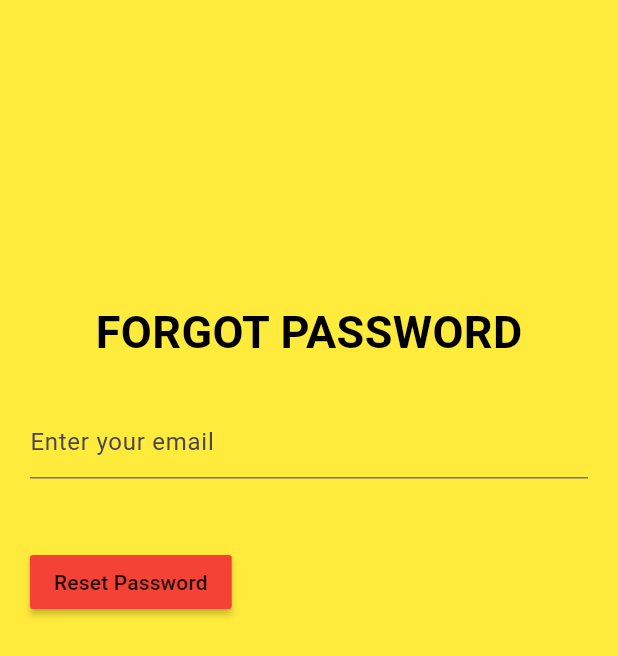
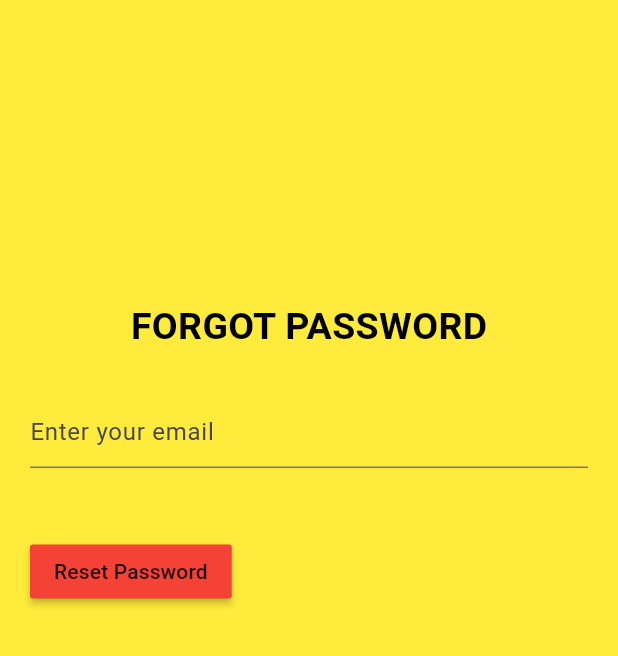
Before and after one commit to matchaejayyy/TAXI-BUDDY, a Flutter app: the screen it shows after launch, after a tap on "Forgot Password?", on a phone screen of 412 x 824 dp. Shown: the top 656 px of the screen. Run offline on Flutter 3.47's test engine with Material 3 defaults, Android fonts, the phone set to English and light mode, and no system bars; our stand-ins replace firebase_auth, firebase_core, google_sign_in; accounts and stored records are empty.

```diff
--- a/flutter_application_1/lib/pages/LoginPage.dart
+++ b/flutter_application_1/lib/pages/LoginPage.dart
@@ -1,5 +1,6 @@
 import 'package:firebase_auth/firebase_auth.dart';
 import 'package:flutter/material.dart';
+import 'package:flutter/widgets.dart';
 import 'package:flutter_application_1/Components/Buttons.dart';
 import 'package:flutter_application_1/Components/My_Textfield.dart';
 import 'package:flutter_application_1/Components/square_tile.dart';
@@ -183,6 +184,8 @@ class _LoginPageState extends State<LoginPage> {
                     ],
                   ),
                 ),
+
+
                 const SizedBox(height: 20),
 
                 Row(
--- a/flutter_application_1/lib/pages/forgot_password.dart
+++ b/flutter_application_1/lib/pages/forgot_password.dart
@@ -53,7 +53,7 @@ class _ForgotPasswordScreenState extends State<ForgotPasswordScreen> {
                     style: TextStyle(
                       color: Colors.black,
                       fontWeight: FontWeight.bold,
-                      fontSize: 30,
+                      fontSize: 25,
                     ),
                   ),
                 ],
--- a/flutter_application_1/lib/services/auth_service.dart
+++ b/flutter_application_1/lib/services/auth_service.dart
@@ -23,5 +23,5 @@ class AuthService {
   return await FirebaseAuth.instance.signInWithCredential(Credential);
   }
 
-  sendPasswordResetLink(String text) {}
+
 }
--- a/flutter_application_1/pubspec.yaml
+++ b/flutter_application_1/pubspec.yaml
@@ -37,7 +37,7 @@ dependencies:
   cupertino_icons: ^1.0.6
   firebase_core: ^2.27.2
   firebase_auth: ^4.18.0
-  google_sign_in: ^6.2.1
+  google_sign_in: ^6.1.5
 
 dev_dependencies:
   flutter_test:
```
Also changed, not shown: flutter_application_1/lib/firebase_options.dart, 2 other files.
